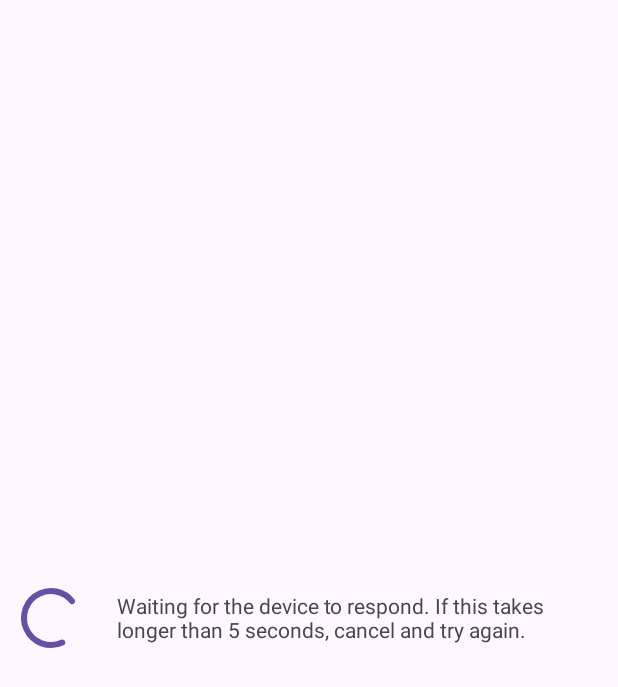
After one commit to Fabi019/MerossBLE, an Android app: the layout dialog_waiting.xml on its own in the app's theme, with its tools: preview values and no code run, on a phone screen of 412 x 824 dp. The commit adds this screen. Shown: the top 687 px of the screen. Run offline under Robolectric (Android 15) with nearby library versions, the phone set to English and light mode, and no system bars.

Commit message:
Add waiting for response dialog

```diff
--- /dev/null
+++ b/app/src/main/res/layout/dialog_waiting.xml
@@ -0,0 +1,21 @@
+<?xml version="1.0" encoding="utf-8"?>
+<LinearLayout xmlns:android="http://schemas.android.com/apk/res/android"
+    android:orientation="horizontal"
+    android:layout_width="match_parent"
+    android:layout_height="match_parent">
+
+    <com.google.android.material.progressindicator.CircularProgressIndicator
+        android:layout_width="wrap_content"
+        android:layout_height="wrap_content"
+        android:layout_gravity="center"
+        android:layout_margin="10dp"
+        android:indeterminate="true" />
+
+    <TextView
+        android:layout_width="wrap_content"
+        android:layout_height="wrap_content"
+        android:layout_margin="10dp"
+        android:layout_gravity="center"
+        android:text="Waiting for the device to respond. If this takes longer than 5 seconds, cancel and try again." />
+
+</LinearLayout>
--- a/app/src/main/res/layout/fragment_config.xml
+++ b/app/src/main/res/layout/fragment_config.xml
@@ -98,6 +98,12 @@
                 android:layout_height="wrap_content" />
 
         </com.google.android.material.textfield.TextInputLayout>
+
+        <TextView
+            android:layout_width="match_parent"
+            android:layout_height="wrap_content"
+            android:text="The follwing generated password will be used by the device to authenticate in the mqtt server. Ingore if you are allowing anonymous access."
+            android:textAppearance="?attr/textAppearanceBodyMedium" />
 
         <com.google.android.material.textfield.TextInputLayout
             android:layout_width="match_parent"
```
Also changed, not shown: app/src/main/java/dev/fabik/merossble/BleManager.kt (+9 -5 lines), app/src/main/java/dev/fabik/merossble/fragments/OverviewFragment.kt (+32 -9 lines), app/src/main/java/dev/fabik/merossble/protocol/Packet.kt (+14 -9 lines).
